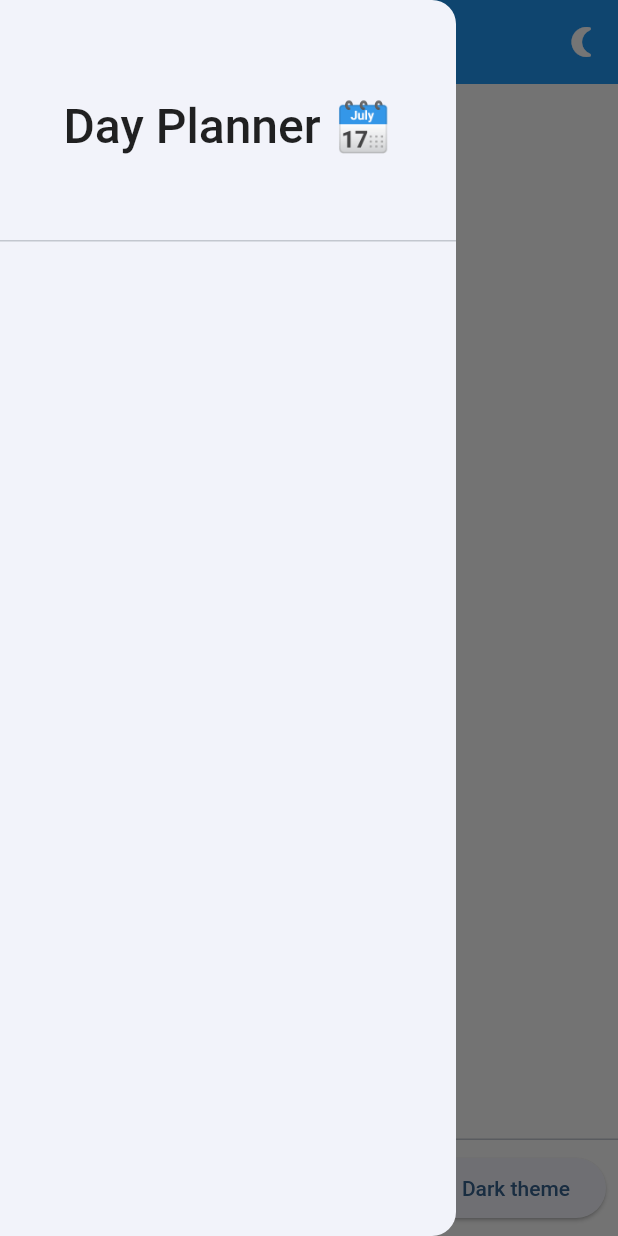
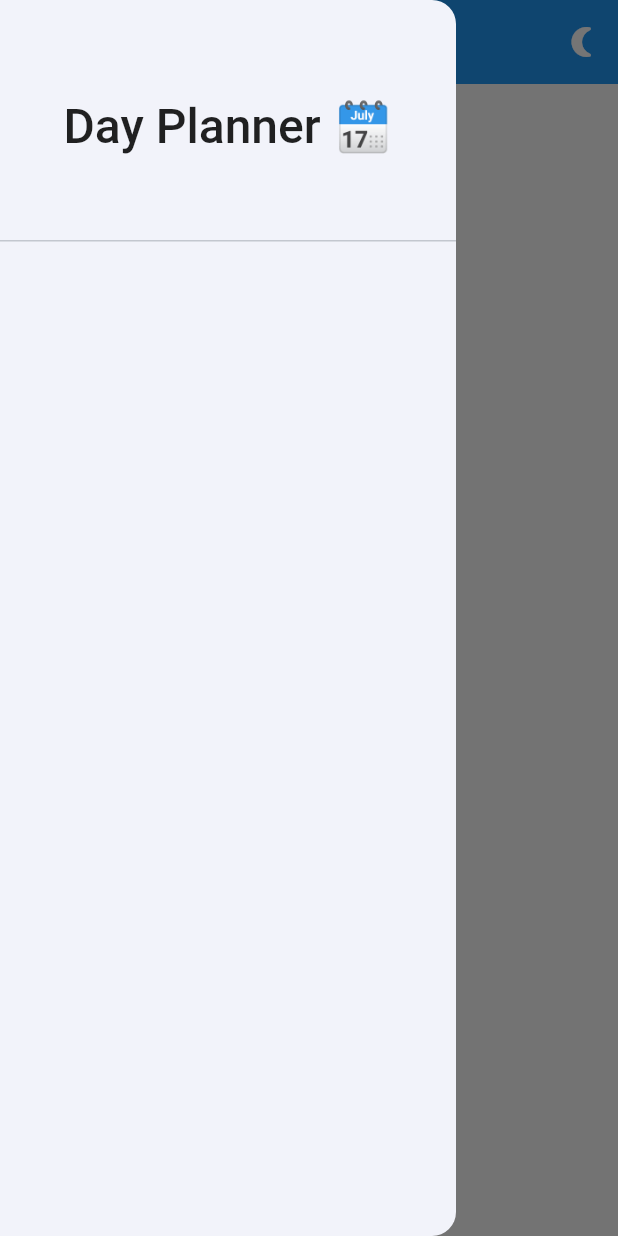
Before and after one commit to Akenooz/software-dev-repos, a Flutter app: the screen it shows after launch, with the side drawer open, on a phone screen of 412 x 824 dp. Run offline on Flutter 3.47's test engine with Material 2 defaults, Android fonts, the phone set to English and light mode, and no system bars.

Commit message:
removed unnecessary things

```diff
--- a/dev/lib/main.dart
+++ b/dev/lib/main.dart
@@ -88,44 +88,7 @@ class _MyAppState extends State<MyApp> {
             ],
           ),
         ),
-        // Removed the bottomNavigationBar
-        // bottomNavigationBar: BottomNavigationBar(
-        //   items: <BottomNavigationBarItem>[
-        //     BottomNavigationBarItem(
-        //       icon: Icon(Icons.home),
-        //       label: 'Home',
-        //     ),
-        //     BottomNavigationBarItem(
-        //       icon: Icon(Icons.business),
-        //       label: 'Business',
-        //     ),
-        //     BottomNavigationBarItem(
-        //       icon: Icon(Icons.school),
-        //       label: 'School',
-        //     ),
-        //   ],
-        //   onTap: (index) {
-        //     // Handle bottom navigation bar item taps here
-        //   },
-        // ),
-        persistentFooterButtons: [
-          ElevatedButton(
-            onPressed: () {
-              setState(() {
-                _themeMode = ThemeMode.light;
-              });
-            },
-            child: Text('Light theme'),
-          ),
-          ElevatedButton(
-            onPressed: () {
-              setState(() {
-                _themeMode = ThemeMode.dark;
-              });
-            },
-            child: Text('Dark theme'),
-          ),
-        ],
+        // Removed the persistentFooterButtons
       ),
     );
   }
```
